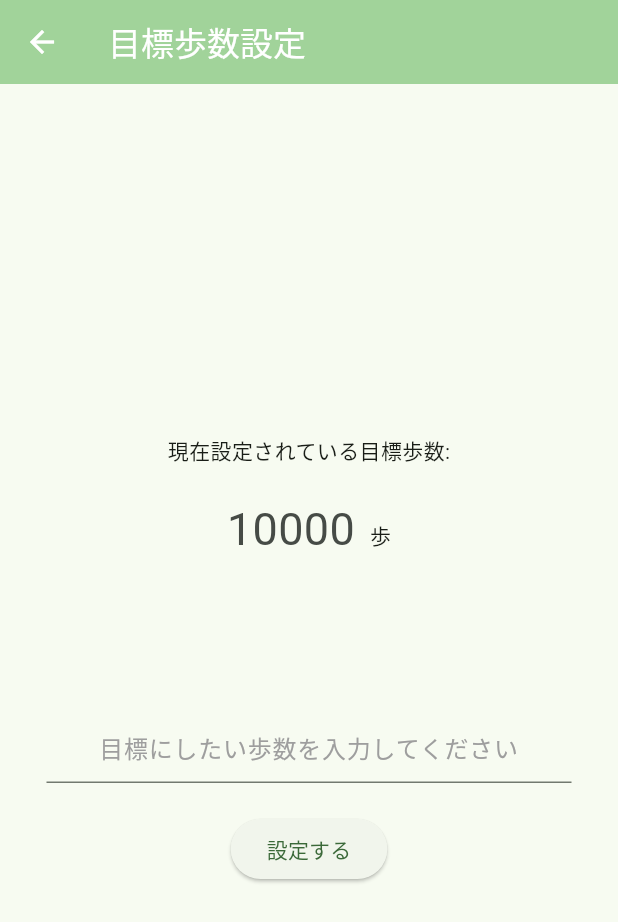
After one commit to HasegawaMoe/steps_app, a Flutter app: the screen it shows after launch, after a tap on the "settings" icon, on a phone screen of 412 x 824 dp. The commit adds this screen. Shown: the top 922 px of the screen. Run offline on Flutter 3.47's test engine with Material 3 defaults, Android fonts, the phone set to English and light mode, and no system bars; our stand-ins replace pedometer, percent_indicator, permission_handler, shared_preferences.

Commit message:
目標歩数設定画面　完了

```diff
--- a/lib/controller/step_controller.dart
+++ b/lib/controller/home_controller.dart
@@ -1,10 +1,10 @@
 import 'dart:async';
-
 import 'package:flutter/material.dart';
 import 'package:pedometer/pedometer.dart';
 import 'package:permission_handler/permission_handler.dart';
+import 'package:shared_preferences/shared_preferences.dart';
 
-class StepServiceController extends ChangeNotifier {
+class HomeController extends ChangeNotifier {
   int steps = 0;
   String? stepStatus;
 
@@ -47,6 +47,16 @@ class StepServiceController extends ChangeNotifier {
     }
   }
 
+    // ---------- 端末に保存されている目標歩数を取得するメソッド ----------
+  Future<int?> getting() async {
+    final prefs = await SharedPreferences.getInstance();
+    final fromPrefs = prefs.getInt('goal');
+    if(fromPrefs != null){
+      return fromPrefs;
+    }
+    return null;
+  }
+
   @override
   void dispose() {
     // ---------- 購読を取り消す -----------
--- /dev/null
+++ b/lib/controller/record_controller.dart
@@ -0,0 +1,3 @@
+import 'package:flutter/material.dart';
+
+class RecordController extends ChangeNotifier {}
--- a/lib/main.dart
+++ b/lib/main.dart
@@ -13,7 +13,10 @@ class MyApp extends StatelessWidget {
   Widget build(BuildContext context) {
     return MaterialApp(
       title: '歩数アプリ',
-      theme: ThemeData(colorScheme: .fromSeed(seedColor: Colors.green)),
+      theme: ThemeData(
+        colorScheme: .fromSeed(seedColor: Colors.green),
+        // textTheme: TextTheme(bodyMedium: TextStyle(color: Color.fromRGBO(70, 75, 70, 1)))
+        ),
       home: const MainScreen(),
     );
   }
--- a/lib/screen/home_screen.dart
+++ b/lib/screen/home_screen.dart
@@ -1,13 +1,8 @@
 import 'package:flutter/material.dart';
-import 'package:steps_app/env/env.dart';
-import 'package:steps_app/controller/step_controller.dart';
+import 'package:steps_app/controller/home_controller.dart';
 import 'package:percent_indicator/percent_indicator.dart';
+import 'package:steps_app/screen/setting_goal_screen.dart';
 
-final headers = {
-  'Authorization': 'Bearer ${Env.notionToken}',
-  'Notion-Version': '2026-03-11',
-  'Content-Type': 'application/json',
-};
 
 class HomeScreen extends StatefulWidget {
   const HomeScreen({super.key, required this.title});
@@ -18,15 +13,17 @@ class HomeScreen extends StatefulWidget {
 }
 
 class HomeScreenState extends State<HomeScreen> {
-  final stepController = StepServiceController();
+  final stepController = HomeController();
   int stepGoal = 10000;
 
   @override
   void initState() {
     super.initState();
+    newStepGoal();
     getResult();
   }
 
+  // ---------- コントローラーから権限情報を受け取る ----------
   Future<void> getResult() async {
     bool result = await stepController.isPermissionGranted();
     if (result) {
@@ -78,6 +75,14 @@ class HomeScreenState extends State<HomeScreen> {
       appBar: AppBar(
         backgroundColor: Theme.of(context).colorScheme.inversePrimary,
         title: Text(widget.title, style: TextStyle(color: Colors.white)),
+        actions: [
+          IconButton(
+            onPressed: () {
+              movePage();
+            },
+            icon: Icon(Icons.settings, color: Colors.white),
+          ),
+        ],
       ),
       body: Center(
         child: Column(
@@ -170,4 +175,24 @@ class HomeScreenState extends State<HomeScreen> {
       ),
     );
   }
+
+
+  // ---------- 目標歩数設定画面との遷移メソッド ----------
+  void movePage() async{
+    final popNotion = await Navigator.of(context).push(
+      MaterialPageRoute(builder: (context) => SettingGoalScreen(stepGoal: stepGoal))
+    );
+    if (popNotion != null){
+      setState(() {
+        stepGoal = popNotion;
+      });
+    }
+  }
+
+  Future<void> newStepGoal() async{
+    final savedStepGoal = await stepController.getting();
+    if (savedStepGoal != null) {
+      stepGoal = savedStepGoal;
+    }
+  }
 }
--- /dev/null
+++ b/lib/screen/setting_goal_screen.dart
@@ -0,0 +1,96 @@
+import 'package:flutter/material.dart';
+import 'package:flutter/services.dart';
+import 'package:shared_preferences/shared_preferences.dart';
+
+class SettingGoalScreen extends StatefulWidget {
+  const SettingGoalScreen({super.key, required this.stepGoal});
+  final int stepGoal;
+  @override
+  State<SettingGoalScreen> createState() => SettingGoalScreenStatus();
+}
+
+class SettingGoalScreenStatus extends State<SettingGoalScreen> {
+  final GlobalKey<FormState> _formKey = GlobalKey<FormState>();
+  final TextEditingController goalController = TextEditingController();
+
+  @override
+  Widget build(BuildContext context) {
+    return Scaffold(
+      appBar: AppBar(
+        backgroundColor: Theme.of(context).colorScheme.inversePrimary,
+        iconTheme: IconThemeData(color: Colors.white),
+        title: Text('目標歩数設定', style: TextStyle(color: Colors.white)),
+      ),
+      body: Center(
+        child: Form(
+          key: _formKey,
+          child: SizedBox(
+            width: 350,
+            child: Column(
+              mainAxisAlignment: MainAxisAlignment.center,
+              children: [
+                Padding(
+                  padding: const EdgeInsets.only(bottom: 20),
+                  child: Text('現在設定されている目標歩数:'),
+                ),
+                Padding(
+                  padding: const EdgeInsets.only(bottom: 100.0),
+                  child: Row(
+                    mainAxisAlignment: MainAxisAlignment.center,
+                    crossAxisAlignment: CrossAxisAlignment.baseline,
+                    textBaseline: TextBaseline.ideographic,
+                    children: [
+                      Text('${widget.stepGoal}',style: TextStyle(fontSize: 30,color: Color.fromRGBO(70, 75, 70, 1)),),
+                      Padding(
+                        padding: const EdgeInsets.only(left: 10.0),
+                        child: Text('歩'),
+                      )
+                    ],
+                  ),
+                ),
+
+                Padding(
+                  padding: const EdgeInsets.only(bottom: 20.0),
+                  child: TextFormField(
+                    controller: goalController,
+                    keyboardType: TextInputType.number,
+                    // ----- 数字のみの入力に制限 -----
+                    inputFormatters: [FilteringTextInputFormatter.digitsOnly],
+                    validator: (value) {
+                      if(value == null || value.isEmpty){
+                        return '値を入力してください';
+                      }
+                      final int? valueToInt = int.tryParse(value);
+                      if(valueToInt == 0 || valueToInt == null) {
+                        return '１以上の数字を入力してください';
+                      }
+                      return null;
+                    },
+                    textAlign: TextAlign.center,
+                    decoration: InputDecoration(hintText: '目標にしたい歩数を入力してください',hintStyle: TextStyle(color: Colors.grey))),
+                ),
+                ElevatedButton(
+                  onPressed: () {
+                    if(_formKey.currentState!.validate()){
+                    setting();
+                    final int textToInt = int.parse(goalController.text);
+                    Navigator.of(context).pop(textToInt);
+                    }
+                  },
+                  child: Text('設定する'),
+                ),
+              ],
+            ),
+          ),
+        ),
+      ),
+    );
+  }
+
+  // ----------- 目標歩数を端末に保存するメソッド ----------
+  Future<void> setting() async {
+    final goal = int.tryParse(goalController.text);
+    final prefs = await SharedPreferences.getInstance();
+    await prefs.setInt('goal', goal!);
+  }
+}
```
Also changed, not shown: lib/controller/detail_controller.dart (added, +28 -0 lines), lib/screen/detail_screen.dart (added, +55 -0 lines), lib/screen/history_screen.dart (+13 -1 lines), 1 other file.
